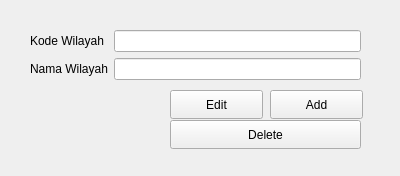
Above: formwilayah.ui from Yadija/tugas_visual_2 before the change. Below: the same form after it.
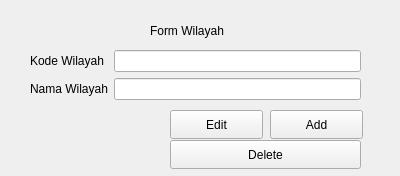
That is the form after the change.

Commit message: ⚒️build: add title to ui

Diff of the .ui file:
```diff
--- a/formwilayah.ui
+++ b/formwilayah.ui
@@ -17,7 +17,7 @@
    <property name="geometry">
     <rect>
      <x>170</x>
-     <y>90</y>
+     <y>110</y>
      <width>93</width>
      <height>29</height>
     </rect>
@@ -30,7 +30,7 @@
    <property name="geometry">
     <rect>
      <x>270</x>
-     <y>90</y>
+     <y>110</y>
      <width>93</width>
      <height>29</height>
     </rect>
@@ -43,7 +43,7 @@
    <property name="geometry">
     <rect>
      <x>170</x>
-     <y>120</y>
+     <y>140</y>
      <width>191</width>
      <height>29</height>
     </rect>
@@ -56,7 +56,7 @@
    <property name="geometry">
     <rect>
      <x>30</x>
-     <y>30</y>
+     <y>50</y>
      <width>331</width>
      <height>61</height>
     </rect>
@@ -84,6 +84,19 @@
     </item>
    </layout>
   </widget>
+  <widget class="QLabel" name="label">
+   <property name="geometry">
+    <rect>
+     <x>150</x>
+     <y>20</y>
+     <width>121</width>
+     <height>21</height>
+    </rect>
+   </property>
+   <property name="text">
+    <string>Form Wilayah</string>
+   </property>
+  </widget>
  </widget>
  <resources/>
  <connections/>
```
The commit also changes 6 other files.
